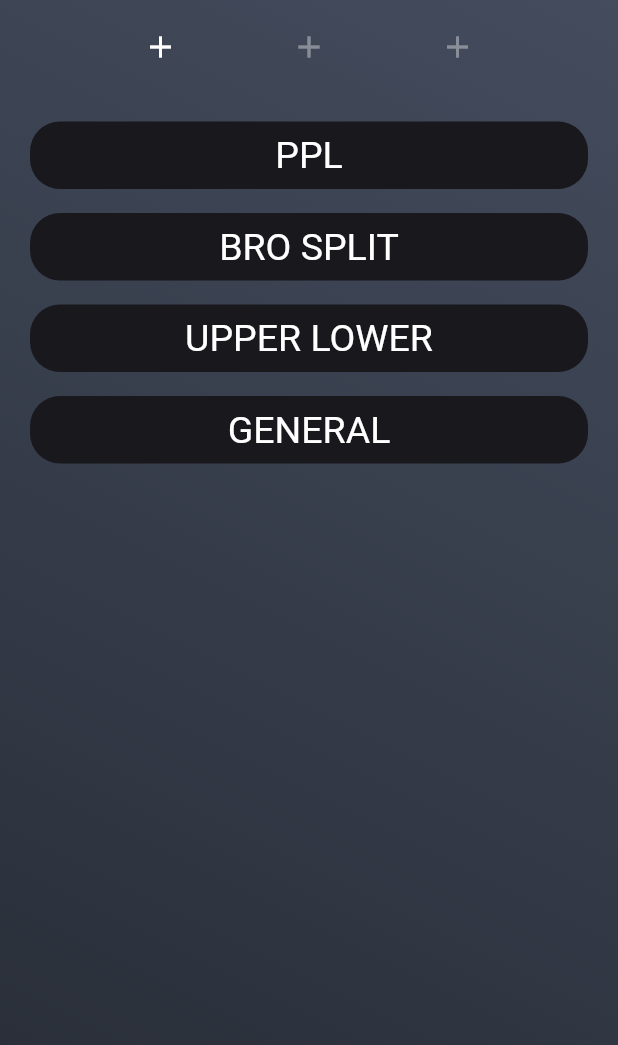
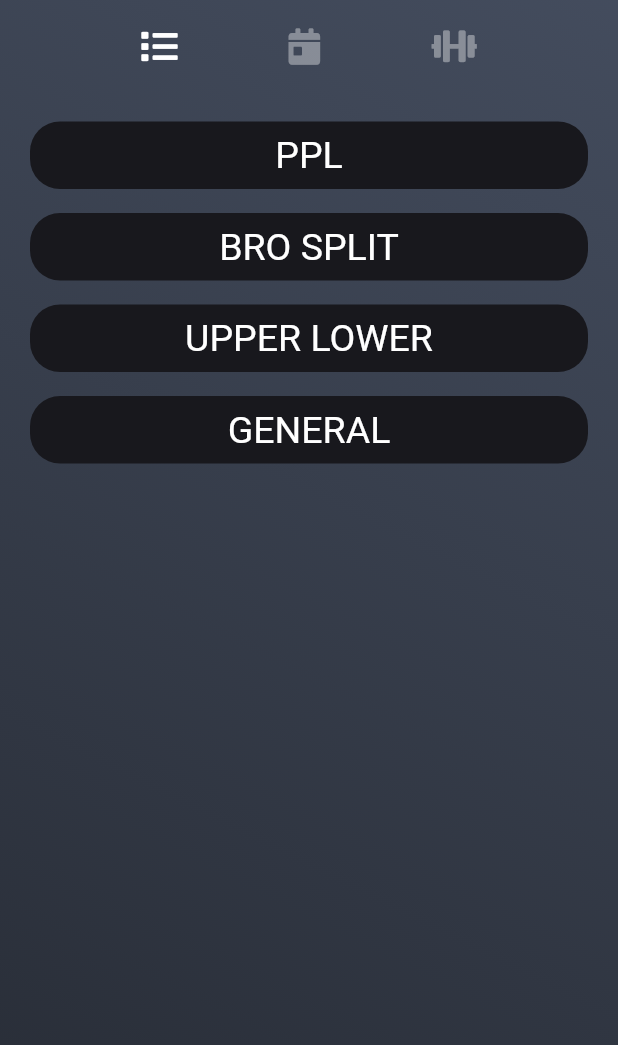
Before and after one commit to PeterMaged97/gym-assistant, a Flutter app: the screen it shows after launch, on a phone screen of 412 x 824 dp, the part 141-1186 px from its top. Run offline on Flutter 3.47's test engine with Material 2 defaults, Android fonts, the phone set to English and light mode, and no system bars; our stand-ins replace expandable, font_awesome_flutter, shared_preferences.

Commit message:
Changed navigation icons

```diff
--- a/lib/Screens/home_screen.dart
+++ b/lib/Screens/home_screen.dart
@@ -1,11 +1,10 @@
 import 'package:flutter/cupertino.dart';
 import 'package:flutter/material.dart';
+import 'package:font_awesome_flutter/font_awesome_flutter.dart';
 import 'package:get_ripped/Components/display_card.dart';
 import 'package:get_ripped/Components/exercise_card.dart';
 import 'package:get_ripped/constants.dart';
 import 'package:get_ripped/routine.dart';
-import 'package:get_ripped/routine_list.dart';
-import 'package:provider/provider.dart';
 
 class HomeScreen extends StatefulWidget {
 
@@ -103,8 +102,8 @@ class _HomeScreenState extends State<HomeScreen> {
                             source = widget.routines;
                           });
                         },
-                        child: Icon(
-                          Icons.add,
+                        child: FaIcon(
+                          FontAwesomeIcons.list,
                           color: currentLevel == kListLevel.Routine
                               ? Colors.white
                               : kPrimaryColor,
@@ -120,15 +119,15 @@ class _HomeScreenState extends State<HomeScreen> {
                             }
                           });
                         },
-                        child: Icon(
-                          Icons.add,
+                        child: FaIcon(
+                          FontAwesomeIcons.calendarDay,
                           color: currentLevel == kListLevel.Day
                               ? Colors.white
                               : kPrimaryColor,
                         ),
                       ),
-                      Icon(
-                        Icons.add,
+                      FaIcon(
+                        FontAwesomeIcons.dumbbell,
                         color: currentLevel == kListLevel.Exercise
                             ? Colors.white
                             : kPrimaryColor,
--- a/pubspec.yaml
+++ b/pubspec.yaml
@@ -31,6 +31,7 @@ dependencies:
   expandable: ^4.1.4
   provider: ^4.3.2+3
   shared_preferences: ^0.5.12+4
+  font_awesome_flutter: ^8.11.0
 
 dev_dependencies:
   flutter_test:
```
Also changed, not shown: pubspec.lock.
